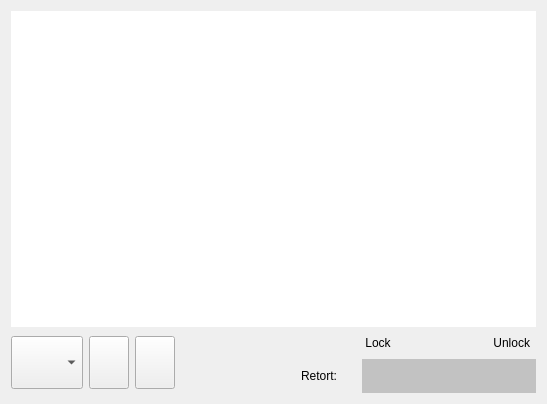
The window that HimalayaMain/Gui/Components/Dashboard/Forms/ContainerPanelWidget.ui (Liyezhong/Master) describes before a commit, drawn with Qt 5.
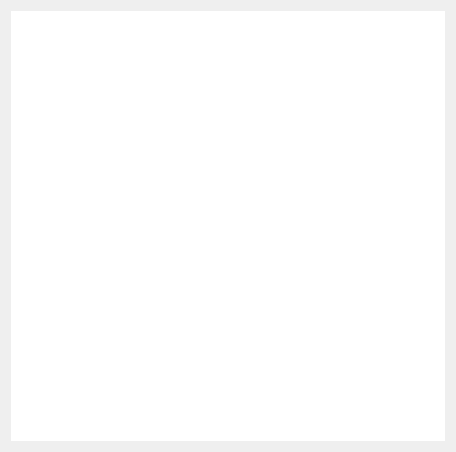
The same window after the commit. Icons and pictures are not drawn. Custom widgets are drawn as their Qt base class.

The edit to the form file:
```diff
--- a/HimalayaMain/Gui/Components/Dashboard/Forms/ContainerPanelWidget.ui
+++ b/HimalayaMain/Gui/Components/Dashboard/Forms/ContainerPanelWidget.ui
@@ -6,8 +6,8 @@
    <rect>
     <x>0</x>
     <y>0</y>
-    <width>547</width>
-    <height>404</height>
+    <width>456</width>
+    <height>452</height>
    </rect>
   </property>
   <property name="sizePolicy">
@@ -27,236 +27,8 @@
      </property>
     </widget>
    </item>
-   <item>
-    <layout class="QHBoxLayout" name="horizontalLayout">
-     <item>
-      <widget class="Dashboard::CDashboardComboBox" name="pgmsComboBox">
-       <property name="minimumSize">
-        <size>
-         <width>0</width>
-         <height>53</height>
-        </size>
-       </property>
-       <property name="maxVisibleItems">
-        <number>5</number>
-       </property>
-       <property name="maxCount">
-        <number>5</number>
-       </property>
-       <property name="iconSize">
-        <size>
-         <width>300</width>
-         <height>53</height>
-        </size>
-       </property>
-      </widget>
-     </item>
-     <item>
-      <widget class="QPushButton" name="playButton">
-       <property name="minimumSize">
-        <size>
-         <width>0</width>
-         <height>53</height>
-        </size>
-       </property>
-       <property name="styleSheet">
-        <string notr="true">border-image: url(:/HimalayaImages/IconPushButton/IconPushButton-Enabled.png);</string>
-       </property>
-       <property name="icon">
-        <iconset resource="../../../../../../Platform/Gui/Components/MainMenu/Resource/MainMenu.qrc">
-         <normaloff>:/HimalayaImages/Icons/Dashboard/Operation/Operation_Start_Resume.png</normaloff>:/HimalayaImages/Icons/Dashboard/Operation/Operation_Start_Resume.png</iconset>
-       </property>
-       <property name="iconSize">
-        <size>
-         <width>60</width>
-         <height>53</height>
-        </size>
-       </property>
-      </widget>
-     </item>
-     <item>
-      <widget class="QPushButton" name="abortButton">
-       <property name="minimumSize">
-        <size>
-         <width>0</width>
-         <height>53</height>
-        </size>
-       </property>
-       <property name="styleSheet">
-        <string notr="true">border-image: url(:/HimalayaImages/IconPushButton/IconPushButton-Enabled.png);</string>
-       </property>
-       <property name="icon">
-        <iconset>
-         <normalon>:/HimalayaImages/Icons/Dashboard/Operation/Operation_Abort.png</normalon>
-        </iconset>
-       </property>
-       <property name="iconSize">
-        <size>
-         <width>60</width>
-         <height>53</height>
-        </size>
-       </property>
-      </widget>
-     </item>
-     <item>
-      <spacer name="horizontalSpacer_2">
-       <property name="orientation">
-        <enum>Qt::Horizontal</enum>
-       </property>
-       <property name="sizeType">
-        <enum>QSizePolicy::Expanding</enum>
-       </property>
-       <property name="sizeHint" stdset="0">
-        <size>
-         <width>38</width>
-         <height>42</height>
-        </size>
-       </property>
-      </spacer>
-     </item>
-     <item>
-      <layout class="QGridLayout" name="gridLayout">
-       <property name="sizeConstraint">
-        <enum>QLayout::SetNoConstraint</enum>
-       </property>
-       <item row="0" column="4">
-        <spacer name="horizontalSpacer_3">
-         <property name="orientation">
-          <enum>Qt::Horizontal</enum>
-         </property>
-         <property name="sizeHint" stdset="0">
-          <size>
-           <width>40</width>
-           <height>20</height>
-          </size>
-         </property>
-        </spacer>
-       </item>
-       <item row="1" column="2" colspan="5">
-        <layout class="QHBoxLayout" name="horizontalLayout_6">
-         <property name="spacing">
-          <number>0</number>
-         </property>
-         <item>
-          <widget class="Dashboard::CRetortLockIndicator" name="labelLockIndicator">
-           <property name="sizePolicy">
-            <sizepolicy hsizetype="Expanding" vsizetype="Preferred">
-             <horstretch>0</horstretch>
-             <verstretch>0</verstretch>
-            </sizepolicy>
-           </property>
-           <property name="minimumSize">
-            <size>
-             <width>0</width>
-             <height>34</height>
-            </size>
-           </property>
-           <property name="styleSheet">
-            <string notr="true">background-color: rgb(194, 194, 194);</string>
-           </property>
-           <property name="text">
-            <string/>
-           </property>
-          </widget>
-         </item>
-        </layout>
-       </item>
-       <item row="1" column="0">
-        <widget class="QLabel" name="labelRetort">
-         <property name="text">
-          <string>Retort:</string>
-         </property>
-        </widget>
-       </item>
-       <item row="0" column="3">
-        <spacer name="horizontalSpacer_4">
-         <property name="orientation">
-          <enum>Qt::Horizontal</enum>
-         </property>
-         <property name="sizeHint" stdset="0">
-          <size>
-           <width>40</width>
-           <height>20</height>
-          </size>
-         </property>
-        </spacer>
-       </item>
-       <item row="0" column="2">
-        <layout class="QHBoxLayout" name="horizontalLayout_2">
-         <item>
-          <widget class="QLabel" name="label">
-           <property name="text">
-            <string> Lock </string>
-           </property>
-          </widget>
-         </item>
-        </layout>
-       </item>
-       <item row="1" column="1">
-        <spacer name="horizontalSpacer">
-         <property name="orientation">
-          <enum>Qt::Horizontal</enum>
-         </property>
-         <property name="sizeType">
-          <enum>QSizePolicy::Fixed</enum>
-         </property>
-         <property name="sizeHint" stdset="0">
-          <size>
-           <width>13</width>
-           <height>20</height>
-          </size>
-         </property>
-        </spacer>
-       </item>
-       <item row="0" column="0">
-        <spacer name="verticalSpacer_2">
-         <property name="orientation">
-          <enum>Qt::Vertical</enum>
-         </property>
-         <property name="sizeType">
-          <enum>QSizePolicy::Fixed</enum>
-         </property>
-         <property name="sizeHint" stdset="0">
-          <size>
-           <width>42</width>
-           <height>17</height>
-          </size>
-         </property>
-        </spacer>
-       </item>
-       <item row="0" column="5">
-        <widget class="QLabel" name="labelUnlock">
-         <property name="layoutDirection">
-          <enum>Qt::LeftToRight</enum>
-         </property>
-         <property name="text">
-          <string>Unlock</string>
-         </property>
-         <property name="alignment">
-          <set>Qt::AlignRight|Qt::AlignTrailing|Qt::AlignVCenter</set>
-         </property>
-        </widget>
-       </item>
-      </layout>
-     </item>
-    </layout>
-   </item>
   </layout>
  </widget>
- <customwidgets>
-  <customwidget>
-   <class>Dashboard::CDashboardComboBox</class>
-   <extends>QComboBox</extends>
-   <header>Dashboard/Include/DashboardComboBox.h</header>
-  </customwidget>
-  <customwidget>
-   <class>Dashboard::CRetortLockIndicator</class>
-   <extends>QLabel</extends>
-   <header>Dashboard/Include/RetortLockIndicator.h</header>
-  </customwidget>
- </customwidgets>
- <resources>
-  <include location="../../../../../../Platform/Gui/Components/MainMenu/Resource/MainMenu.qrc"/>
- </resources>
+ <resources/>
  <connections/>
 </ui>
```
